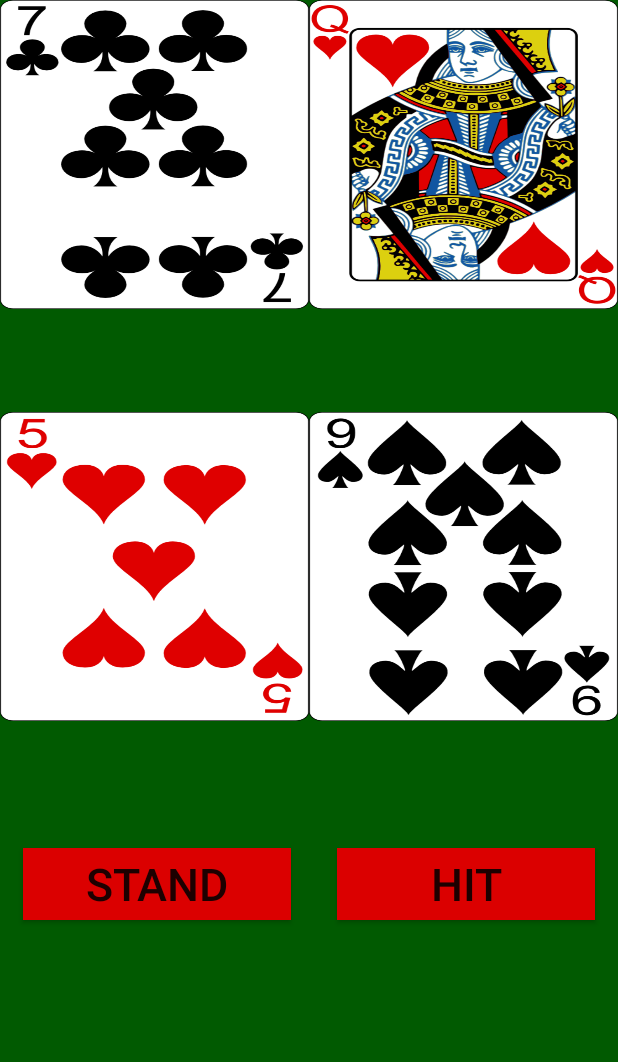
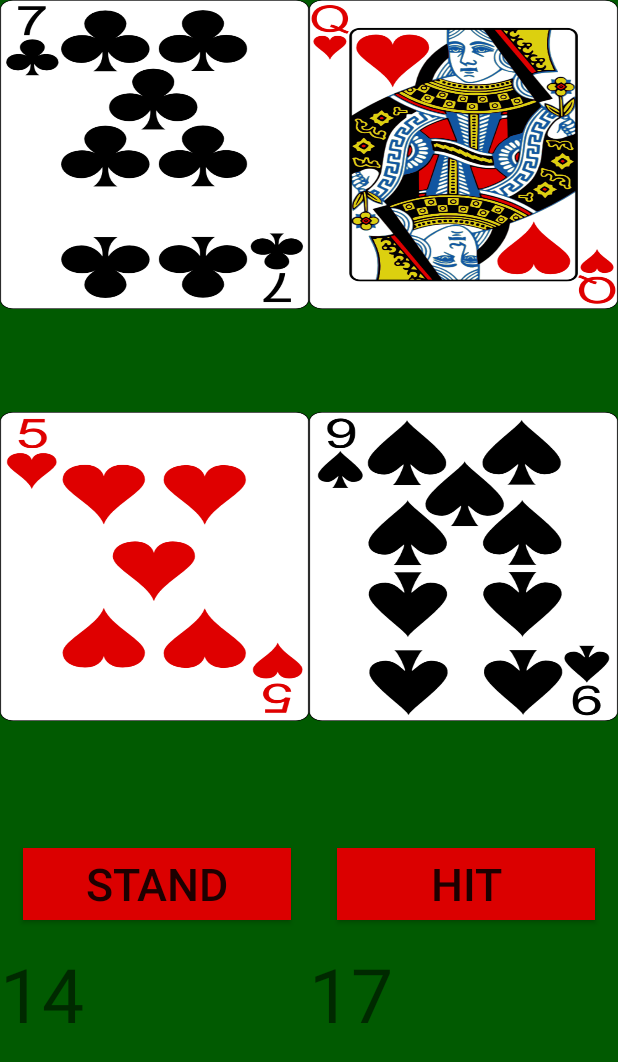
Before and after one commit to Segev29/BlackjackSegev1, an Android app: the screen it shows after launch (GameActivity), on a phone screen of 412 x 824 dp. Shown: the top 1062 px of the screen. Run offline under Robolectric (Android 15) with nearby library versions, the phone set to English and light mode, and no system bars.

Commit message:
added GameView

```diff
--- a/app/src/main/java/com/example/blackjacksegev/GameActivity.java
+++ b/app/src/main/java/com/example/blackjacksegev/GameActivity.java
@@ -6,6 +6,7 @@ import android.os.Bundle;
 import android.view.View;
 import android.widget.Button;
 import android.widget.LinearLayout;
+import android.widget.TextView;
 
 import java.util.ArrayList;
 
@@ -16,24 +17,30 @@ public class GameActivity extends AppCompatActivity implements View.OnClickListe
     private ArrayList<Card> computer;
     private Button btnStand, btnHit;
     private LinearLayout layout1;
+    private int sumPlayer, sumComputer;
+    private String p,c;
+    private TextView txtplayer, txtcomputer;
 
     @Override
     protected void onCreate(Bundle savedInstanceState) {
         super.onCreate(savedInstanceState);
         setContentView(R.layout.activity_game);
+        txtplayer = findViewById(R.id.txtplayer);
+        txtcomputer = findViewById(R.id.txtcomputer);
         deck = new CardDeck(this);
         player = new ArrayList<>();
         computer = new ArrayList<>();
+        btnStand = findViewById(R.id.btnStand);
+        btnHit = findViewById(R.id.btnHIT);
+        btnStand.setOnClickListener(this);
+        btnHit.setOnClickListener(this);
         layout1 = findViewById(R.id.canvasView);
 
         fill();
         gameView = new GameView(this,player,computer);
         layout1.addView(gameView);
 
-        btnStand = findViewById(R.id.btnStand);
-        btnHit = findViewById(R.id.btnHIT);
-        btnStand.setOnClickListener(this);
-        btnHit.setOnClickListener(this);
+
     }
 
     private void fill() {
@@ -41,6 +48,30 @@ public class GameActivity extends AppCompatActivity implements View.OnClickListe
         computer.add(deck.remover());
         player.add(deck.remover());
         computer.add(deck.remover());
+        addCards();
+    }
+    private void addCards()
+    {
+        sumPlayer = 0;
+        sumComputer = 0;
+        for (int i = 0; i < player.size(); i++) {
+            if(player.get(i).getNumber() > 10)
+            {
+                sumPlayer = sumPlayer + 10;
+            }
+            else { sumPlayer = sumPlayer +player.get(i).getNumber();}
+        }
+        for (int i = 0; i < computer.size(); i++) {
+            if(computer.get(i).getNumber() > 10)
+            {
+                sumComputer = sumComputer + 10;
+            }
+            else { sumComputer = sumComputer +computer.get(i).getNumber();}
+        }
+        p = "" +sumPlayer;
+        c = "" + sumComputer;
+        txtcomputer.setText(p);
+        txtplayer.setText(c);
     }
 
     @Override
@@ -49,11 +80,12 @@ public class GameActivity extends AppCompatActivity implements View.OnClickListe
         {
             player.add(deck.remover());
             gameView.setPlayer(player);
+
         }
         if(v == btnStand)
         {
 
         }
-
+        addCards();
     }
 }
--- a/app/src/main/res/layout/activity_game.xml
+++ b/app/src/main/res/layout/activity_game.xml
@@ -39,5 +39,25 @@
             android:id="@+id/btnHIT"
             ></Button>
     </LinearLayout>
+    <LinearLayout
+        android:layout_width="match_parent"
+        android:layout_height="wrap_content">
+        <TextView
+            android:layout_width="wrap_content"
+            android:layout_height="wrap_content"
+            android:text="0"
+            android:textSize="50dp"
+            android:id="@+id/txtcomputer"
+            android:layout_weight="1"
+            ></TextView>
+        <TextView
+            android:layout_width="wrap_content"
+            android:layout_height="wrap_content"
+            android:text="0"
+            android:textSize="50dp"
+            android:id="@+id/txtplayer"
+            android:layout_weight="1"
+            ></TextView>
+    </LinearLayout>
 
 </LinearLayout>
```
